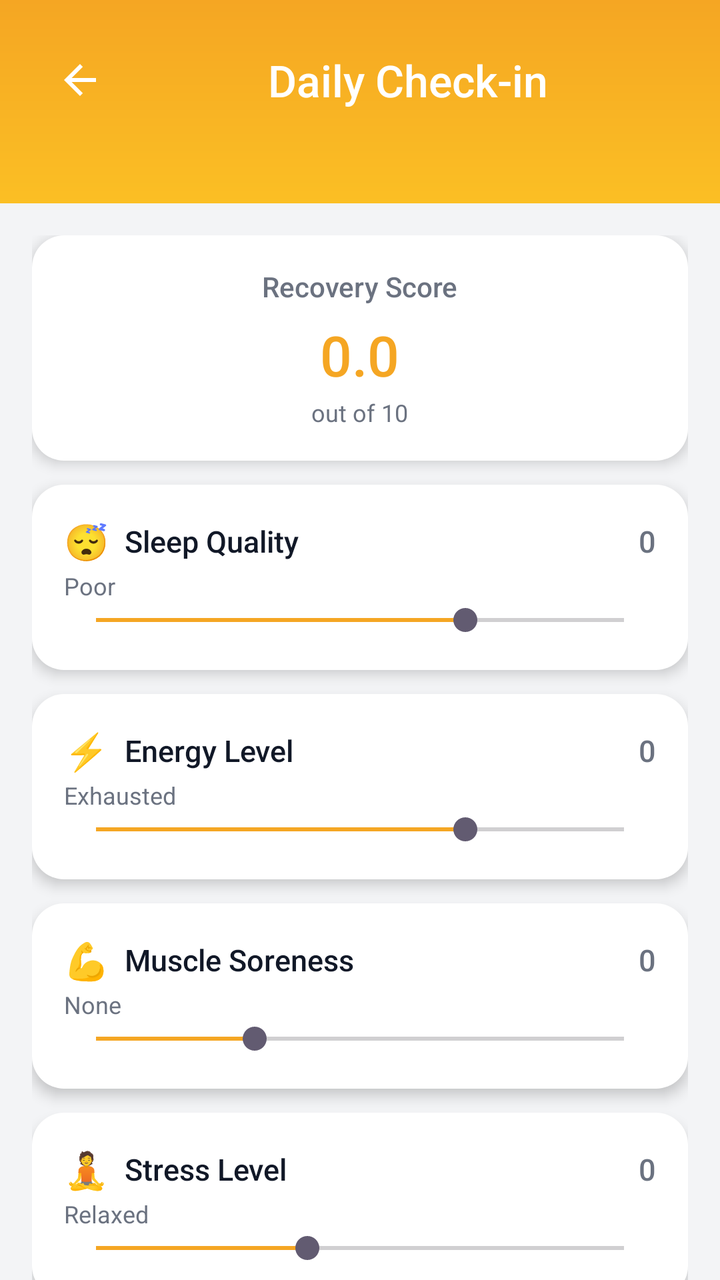
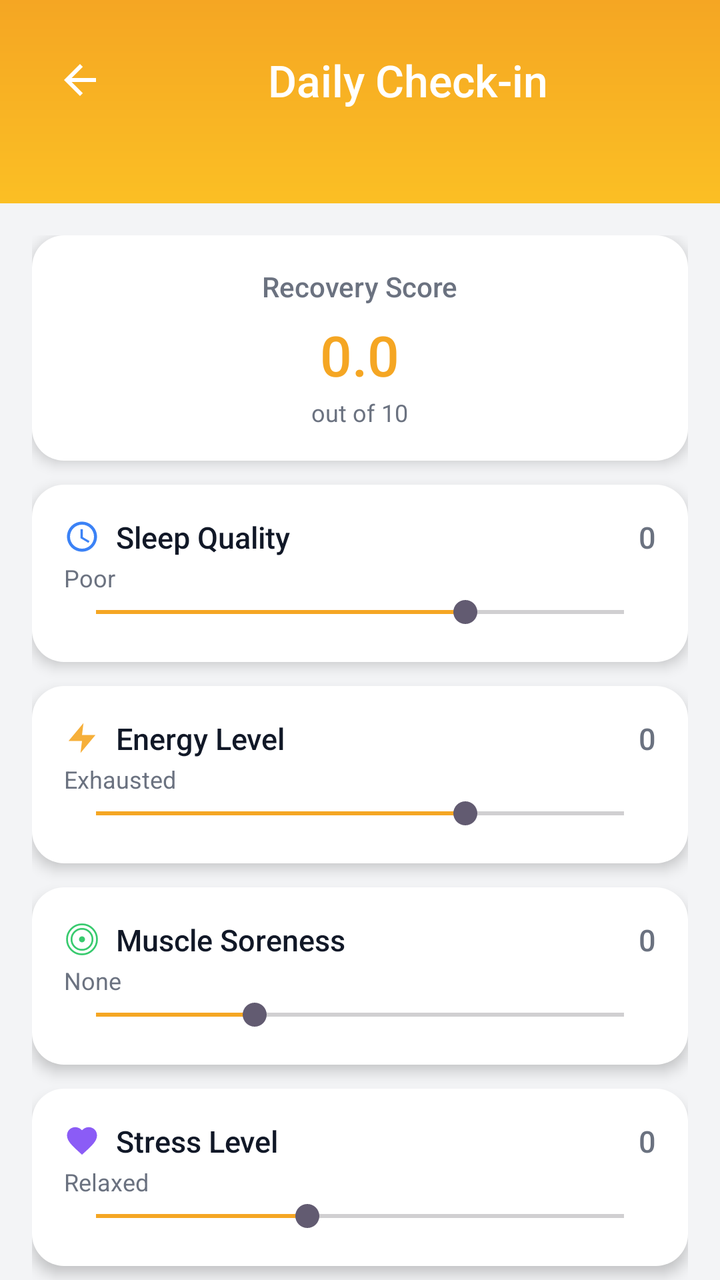

Screens rendered from an Android XML layout before and after an edit, with the pre-edit source and the edit as a unified diff.
<!-- AndroidManifest.xml: application theme Theme.GAACOMPASS -->
<!-- res/layout/activity_daily_checkin.xml -->
<?xml version="1.0" encoding="utf-8"?>
<androidx.core.widget.NestedScrollView xmlns:android="http://schemas.android.com/apk/res/android"
    xmlns:app="http://schemas.android.com/apk/res-auto"
    xmlns:tools="http://schemas.android.com/tools"
    android:id="@+id/scroll"
    android:layout_width="match_parent"
    android:layout_height="match_parent"
    android:background="@color/background_light"
    android:fillViewport="true"
    tools:context=".DailyCheckInActivity">

    <LinearLayout
        android:layout_width="match_parent"
        android:layout_height="wrap_content"
        android:orientation="vertical">

        <LinearLayout
            android:id="@+id/header"
            android:layout_width="match_parent"
            android:layout_height="wrap_content"
            android:background="@drawable/bg_header_gradient"
            android:orientation="vertical"
            android:paddingStart="16dp"
            android:paddingEnd="16dp"
            android:paddingTop="16dp"
            android:paddingBottom="16dp">

            <LinearLayout
                android:layout_width="match_parent"
                android:layout_height="wrap_content"
                android:orientation="horizontal"
                android:gravity="center_vertical">

                <ImageButton
                    android:id="@+id/btn_back"
                    android:layout_width="48dp"
                    android:layout_height="48dp"
                    android:background="?attr/selectableItemBackgroundBorderless"
                    android:contentDescription="@string/back"
                    android:padding="12dp"
                    android:src="@drawable/ic_arrow_back"
                    app:tint="@color/on_header" />

                <TextView
                    android:id="@+id/header_title"
                    android:layout_width="0dp"
                    android:layout_height="wrap_content"
                    android:layout_weight="1"
                    android:gravity="center"
                    android:text="@string/daily_checkin"
                    android:textColor="@color/on_header"
                    android:textSize="22sp"
                    android:fontFamily="sans-serif-medium" />
            </LinearLayout>

            <TextView
                android:id="@+id/txt_date"
                android:layout_width="wrap_content"
                android:layout_height="wrap_content"
                android:layout_marginTop="4dp"
                android:alpha="0.95"
                android:textColor="@color/on_header"
                android:textSize="13sp" />
        </LinearLayout>

        <LinearLayout
            android:layout_width="match_parent"
            android:layout_height="wrap_content"
            android:orientation="vertical"
            android:paddingStart="16dp"
            android:paddingEnd="16dp"
            android:paddingTop="16dp">

            <FrameLayout
                android:id="@+id/card_recovery"
                android:layout_width="match_parent"
                android:layout_height="wrap_content"
                android:background="@drawable/bg_card_white"
                android:elevation="4dp">

                <LinearLayout
                    android:layout_width="match_parent"
                    android:layout_height="wrap_content"
                    android:orientation="vertical"
                    android:padding="16dp"
                    android:gravity="center_horizontal">

                    <TextView
                        android:id="@+id/txt_recovery_label"
                        android:layout_width="wrap_content"
                        android:layout_height="wrap_content"
                        android:text="@string/recovery_score_label"
                        android:textColor="@color/text_secondary"
                        android:textSize="14sp"
                        android:fontFamily="sans-serif-medium"
                        android:layout_gravity="center_horizontal" />

                    <TextView
                        android:id="@+id/txt_recovery_value"
                        android:layout_width="wrap_content"
                        android:layout_height="wrap_content"
                        android:text="0.0"
                        android:textColor="@color/accent_orange"
                        android:textSize="28sp"
                        android:fontFamily="sans-serif-medium"
                        android:layout_gravity="center_horizontal"
                        android:layout_marginTop="6dp" />

                    <TextView
                        android:id="@+id/txt_recovery_out_of"
                        android:layout_width="wrap_content"
                        android:layout_height="wrap_content"
                        android:text="@string/out_of_10"
                        android:textColor="@color/text_secondary"
                        android:textSize="12sp"
                        android:layout_gravity="center_horizontal"
                        android:layout_marginTop="2dp" />
                </LinearLayout>
            </FrameLayout>

            <FrameLayout
                android:id="@+id/card_sleep"
                android:layout_width="match_parent"
                android:layout_height="wrap_content"
                android:layout_marginTop="12dp"
                android:background="@drawable/bg_card_white"
                android:elevation="4dp">

                <LinearLayout
                    android:layout_width="match_parent"
                    android:layout_height="wrap_content"
                    android:orientation="vertical"
                    android:padding="16dp">

                    <LinearLayout
                        android:layout_width="match_parent"
                        android:layout_height="wrap_content"
                        android:orientation="horizontal"
                        android:gravity="center_vertical">

                        <TextView
                            android:id="@+id/txt_emoji_sleep"
                            android:layout_width="wrap_content"
                            android:layout_height="wrap_content"
                            android:text="😴"
                            android:textSize="18sp" />

                        <TextView
                            android:id="@+id/txt_sleep_title"
                            android:layout_width="0dp"
                            android:layout_height="wrap_content"
                            android:layout_weight="1"
                            android:text="@string/sleep_quality"
                            android:textColor="@color/text_primary"
                            android:textSize="15sp"
                            android:fontFamily="sans-serif-medium"
                            android:layout_marginStart="8dp" />

                        <TextView
                            android:id="@+id/txt_sleep_value"
                            android:layout_width="wrap_content"
                            android:layout_height="wrap_content"
                            android:text="0"
                            android:textColor="@color/text_secondary"
                            android:textSize="15sp"
                            android:fontFamily="sans-serif-medium" />
                    </LinearLayout>

                    <TextView
                        android:id="@+id/txt_sleep_label"
                        android:layout_width="wrap_content"
                        android:layout_height="wrap_content"
                        android:text="Poor"
                        android:textColor="@color/text_secondary"
                        android:textSize="12sp"
                        android:layout_marginTop="2dp" />

                    <SeekBar
                        android:id="@+id/seek_sleep"
                        android:layout_width="match_parent"
                        android:layout_height="wrap_content"
                        android:max="10"
                        android:progress="7"
                        android:progressTint="@color/accent_orange" />
                </LinearLayout>
            </FrameLayout>

            <FrameLayout
                android:id="@+id/card_energy"
                android:layout_width="match_parent"
                android:layout_height="wrap_content"
                android:layout_marginTop="12dp"
                android:background="@drawable/bg_card_white"
                android:elevation="4dp">

                <LinearLayout
                    android:layout_width="match_parent"
                    android:layout_height="wrap_content"
                    android:orientation="vertical"
                    android:padding="16dp">

                    <LinearLayout
                        android:layout_width="match_parent"
                        android:layout_height="wrap_content"
                        android:orientation="horizontal"
                        android:gravity="center_vertical">

                        <TextView
                            android:layout_width="wrap_content"
                            android:layout_height="wrap_content"
                            android:text="⚡"
                            android:textSize="18sp" />

                        <TextView
                            android:id="@+id/txt_energy_title"
                            android:layout_width="0dp"
                            android:layout_height="wrap_content"
                            android:layout_weight="1"
                            android:text="@string/energy_level"
                            android:textColor="@color/text_primary"
                            android:textSize="15sp"
                            android:fontFamily="sans-serif-medium"
                            android:layout_marginStart="8dp" />

                        <TextView
                            android:id="@+id/txt_energy_value"
                            android:layout_width="wrap_content"
                            android:layout_height="wrap_content"
                            android:text="0"
                            android:textColor="@color/text_secondary"
                            android:textSize="15sp"
                            android:fontFamily="sans-serif-medium" />
                    </LinearLayout>

                    <TextView
                        android:id="@+id/txt_energy_label"
                        android:layout_width="wrap_content"
                        android:layout_height="wrap_content"
                        android:text="Exhausted"
                        android:textColor="@color/text_secondary"
                        android:textSize="12sp"
                        android:layout_marginTop="2dp" />

                    <SeekBar
                        android:id="@+id/seek_energy"
                        android:layout_width="match_parent"
                        android:layout_height="wrap_content"
                        android:max="10"
                        android:progress="7"
                        android:progressTint="@color/accent_orange" />
                </LinearLayout>
            </FrameLayout>

            <FrameLayout
                android:id="@+id/card_soreness"
                android:layout_width="match_parent"
                android:layout_height="wrap_content"
                android:layout_marginTop="12dp"
                android:background="@drawable/bg_card_white"
                android:elevation="4dp">

                <LinearLayout
                    android:layout_width="match_parent"
                    android:layout_height="wrap_content"
                    android:orientation="vertical"
                    android:padding="16dp">

                    <LinearLayout
                        android:layout_width="match_parent"
                        android:layout_height="wrap_content"
                        android:orientation="horizontal"
                        android:gravity="center_vertical">

                        <TextView
                            android:layout_width="wrap_content"
                            android:layout_height="wrap_content"
                            android:text="💪"
                            android:textSize="18sp" />

                        <TextView
                            android:id="@+id/txt_soreness_title"
                            android:layout_width="0dp"
                            android:layout_height="wrap_content"
                            android:layout_weight="1"
                            android:text="@string/muscle_soreness"
                            android:textColor="@color/text_primary"
                            android:textSize="15sp"
                            android:fontFamily="sans-serif-medium"
                            android:layout_marginStart="8dp" />

                        <TextView
                            android:id="@+id/txt_soreness_value"
                            android:layout_width="wrap_content"
                            android:layout_height="wrap_content"
                            android:text="0"
                            android:textColor="@color/text_secondary"
                            android:textSize="15sp"
                            android:fontFamily="sans-serif-medium" />
                    </LinearLayout>

                    <TextView
                        android:id="@+id/txt_soreness_label"
                        android:layout_width="wrap_content"
                        android:layout_height="wrap_content"
                        android:text="None"
                        android:textColor="@color/text_secondary"
                        android:textSize="12sp"
                        android:layout_marginTop="2dp" />

                    <SeekBar
                        android:id="@+id/seek_soreness"
                        android:layout_width="match_parent"
                        android:layout_height="wrap_content"
                        android:max="10"
                        android:progress="3"
                        android:progressTint="@color/accent_orange" />
                </LinearLayout>
            </FrameLayout>

            <FrameLayout
                android:id="@+id/card_stress"
                android:layout_width="match_parent"
                android:layout_height="wrap_content"
                android:layout_marginTop="12dp"
                android:background="@drawable/bg_card_white"
                android:elevation="4dp">

                <LinearLayout
                    android:layout_width="match_parent"
                    android:layout_height="wrap_content"
                    android:orientation="vertical"
                    android:padding="16dp">

                    <LinearLayout
                        android:layout_width="match_parent"
                        android:layout_height="wrap_content"
                        android:orientation="horizontal"
                        android:gravity="center_vertical">

                        <TextView
                            android:layout_width="wrap_content"
                            android:layout_height="wrap_content"
                            android:text="🧘"
                            android:textSize="18sp" />

                        <TextView
                            android:id="@+id/txt_stress_title"
                            android:layout_width="0dp"
                            android:layout_height="wrap_content"
                            android:layout_weight="1"
                            android:text="@string/stress_level"
                            android:textColor="@color/text_primary"
                            android:textSize="15sp"
                            android:fontFamily="sans-serif-medium"
                            android:layout_marginStart="8dp" />

                        <TextView
                            android:id="@+id/txt_stress_value"
                            android:layout_width="wrap_content"
                            android:layout_height="wrap_content"
                            android:text="0"
                            android:textColor="@color/text_secondary"
                            android:textSize="15sp"
                            android:fontFamily="sans-serif-medium" />
                    </LinearLayout>

                    <TextView
                        android:id="@+id/txt_stress_label"
                        android:layout_width="wrap_content"
                        android:layout_height="wrap_content"
                        android:text="Relaxed"
                        android:textColor="@color/text_secondary"
                        android:textSize="12sp"
                        android:layout_marginTop="2dp" />

                    <SeekBar
                        android:id="@+id/seek_stress"
                        android:layout_width="match_parent"
                        android:layout_height="wrap_content"
                        android:max="10"
                        android:progress="4"
                        android:progressTint="@color/accent_orange" />
                </LinearLayout>
            </FrameLayout>

            <FrameLayout
                android:id="@+id/card_rpe"
                android:layout_width="match_parent"
                android:layout_height="wrap_content"
                android:layout_marginTop="12dp"
                android:background="@drawable/bg_card_white"
                android:elevation="4dp">

                <LinearLayout
                    android:layout_width="match_parent"
                    android:layout_height="wrap_content"
                    android:orientation="vertical"
                    android:padding="16dp">

                    <LinearLayout
                        android:layout_width="match_parent"
                        android:layout_height="wrap_content"
                        android:orientation="horizontal"
                        android:gravity="center_vertical">

                        <TextView
                            android:layout_width="wrap_content"
                            android:layout_height="wrap_content"
                            android:text="🏃"
                            android:textSize="18sp" />

                        <TextView
                            android:id="@+id/txt_rpe_title"
                            android:layout_width="0dp"
                            android:layout_height="wrap_content"
                            android:layout_weight="1"
                            android:text="@string/rpe_yesterday"
                            android:textColor="@color/text_primary"
                            android:textSize="15sp"
                            android:fontFamily="sans-serif-medium"
                            android:layout_marginStart="8dp" />

                        <TextView
                            android:id="@+id/txt_rpe_value"
                            android:layout_width="wrap_content"
                            android:layout_height="wrap_content"
                            android:text="0"
                            android:textColor="@color/text_secondary"
                            android:textSize="15sp"
                            android:fontFamily="sans-serif-medium" />
                    </LinearLayout>

                    <TextView
                        android:id="@+id/txt_rpe_label"
                        android:layout_width="wrap_content"
                        android:layout_height="wrap_content"
                        android:text="Easy"
                        android:textColor="@color/text_secondary"
                        android:textSize="12sp"
                        android:layout_marginTop="2dp" />

                    <SeekBar
                        android:id="@+id/seek_rpe"
                        android:layout_width="match_parent"
                        android:layout_height="wrap_content"
                        android:max="10"
                        android:progress="5"
                        android:progressTint="@color/accent_orange" />
                </LinearLayout>
            </FrameLayout>

            <TextView
                android:id="@+id/txt_recommendation"
                android:layout_width="match_parent"
                android:layout_height="wrap_content"
                android:layout_marginTop="12dp"
                android:text="@string/recommendation_placeholder"
                android:textColor="@color/text_secondary"
                android:textSize="13sp"
                android:lineSpacingExtra="3dp"
                android:paddingBottom="12dp" />

            <FrameLayout
                android:id="@+id/btn_save_checkin"
                android:layout_width="match_parent"
                android:layout_height="56dp"
                android:layout_marginBottom="24dp"
                android:background="@drawable/bg_btn_orange"
                android:elevation="4dp"
                android:clickable="true"
                android:focusable="true">

                <LinearLayout
                    android:layout_width="match_parent"
                    android:layout_height="match_parent"
                    android:gravity="center"
                    android:orientation="horizontal">

                    <ImageView
                        android:layout_width="20dp"
                        android:layout_height="20dp"
                        android:src="@drawable/ic_check"
                        app:tint="@color/on_header"
                        android:layout_marginEnd="10dp" />

                    <TextView
                        android:layout_width="wrap_content"
                        android:layout_height="wrap_content"
                        android:text="@string/save_checkin"
                        android:textColor="@color/on_header"
                        android:textSize="16sp"
                        android:fontFamily="sans-serif-medium" />
                </LinearLayout>
            </FrameLayout>
        </LinearLayout>
    </LinearLayout>
</androidx.core.widget.NestedScrollView>
<!-- resources referenced by this layout -->
<resources>
  <color name="accent_orange">#F5A623</color>
  <color name="background_light">#F3F4F6</color>
  <color name="on_header">#FFFFFFFF</color>
  <color name="text_primary">#111827</color>
  <color name="text_secondary">#6B7280</color>
  <string name="back">Back</string>
  <string name="daily_checkin">Daily Check-in</string>
  <string name="energy_level">Energy Level</string>
  <string name="muscle_soreness">Muscle Soreness</string>
  <string name="out_of_10">out of 10</string>
  <string name="recommendation_placeholder">Good recovery. Moderate training recommended.</string>
  <string name="recovery_score_label">Recovery Score</string>
  <string name="rpe_yesterday">RPE (Yesterday)</string>
  <string name="save_checkin">Save Check-in</string>
  <string name="sleep_quality">Sleep Quality</string>
  <string name="stress_level">Stress Level</string>
  <style name="Theme.GAACOMPASS" parent="Base.Theme.GAACOMPASS" />
  <color name="card_background">#FFFFFF</color>
  <color name="accent_blue">#3B82F6</color>
  <color name="header_primary">#FFE65C0D</color>
  <color name="surface_light">#F3F4F6</color>
  <!-- unchanged entries left out for length: 6 -->
</resources>

<!-- the commit's change to res/layout/activity_daily_checkin.xml (unified diff, before → after) -->
@@ -138,12 +138,12 @@
                         android:orientation="horizontal"
                         android:gravity="center_vertical">
 
-                        <TextView
+                        <ImageView
                             android:id="@+id/txt_emoji_sleep"
-                            android:layout_width="wrap_content"
-                            android:layout_height="wrap_content"
-                            android:text="😴"
-                            android:textSize="18sp" />
+                            android:layout_width="18dp"
+                            android:layout_height="18dp"
+                            android:src="@drawable/ic_clock"
+                            app:tint="@color/accent_blue" />
 
                         <TextView
                             android:id="@+id/txt_sleep_title"
@@ -205,11 +205,11 @@
                         android:orientation="horizontal"
                         android:gravity="center_vertical">
 
-                        <TextView
-                            android:layout_width="wrap_content"
-                            android:layout_height="wrap_content"
-                            android:text="⚡"
-                            android:textSize="18sp" />
+                        <ImageView
+                            android:layout_width="18dp"
+                            android:layout_height="18dp"
+                            android:src="@drawable/ic_lightning"
+                            app:tint="@color/accent_orange" />
 
                         <TextView
                             android:id="@+id/txt_energy_title"
@@ -271,11 +271,11 @@
                         android:orientation="horizontal"
                         android:gravity="center_vertical">
 
-                        <TextView
-                            android:layout_width="wrap_content"
-                            android:layout_height="wrap_content"
-                            android:text="💪"
-                            android:textSize="18sp" />
+                        <ImageView
+                            android:layout_width="18dp"
+                            android:layout_height="18dp"
+                            android:src="@drawable/ic_target"
+                            app:tint="@color/accent_green" />
 
                         <TextView
                             android:id="@+id/txt_soreness_title"
@@ -337,11 +337,11 @@
                         android:orientation="horizontal"
                         android:gravity="center_vertical">
 
-                        <TextView
-                            android:layout_width="wrap_content"
-                            android:layout_height="wrap_content"
-                            android:text="🧘"
-                            android:textSize="18sp" />
+                        <ImageView
+                            android:layout_width="18dp"
+                            android:layout_height="18dp"
+                            android:src="@drawable/ic_heart"
+                            app:tint="@color/accent_purple" />
 
                         <TextView
                             android:id="@+id/txt_stress_title"
@@ -403,11 +403,11 @@
                         android:orientation="horizontal"
                         android:gravity="center_vertical">
 
-                        <TextView
-                            android:layout_width="wrap_content"
-                            android:layout_height="wrap_content"
-                            android:text="🏃"
-                            android:textSize="18sp" />
+                        <ImageView
+                            android:layout_width="18dp"
+                            android:layout_height="18dp"
+                            android:src="@drawable/ic_trending_up"
+                            app:tint="@color/accent_blue" />
 
                         <TextView
                             android:id="@+id/txt_rpe_title"
@@ -454,7 +454,7 @@
                 android:layout_width="match_parent"
                 android:layout_height="wrap_content"
                 android:layout_marginTop="12dp"
-                android:text="@string/recommendation_placeholder"
+                android:text="@string/recommendation_excellent"
                 android:textColor="@color/text_secondary"
                 android:textSize="13sp"
                 android:lineSpacingExtra="3dp"
<!-- resource entries referenced after the edit -->
@@ -1,16 +1,82 @@
 <!-- resources referenced by this layout -->
 <resources>
   <color name="accent_orange">#F5A623</color>
+  <color name="accent_purple">#8B5CF6</color>
   <color name="background_light">#F3F4F6</color>
   <color name="on_header">#FFFFFFFF</color>
   <color name="text_primary">#111827</color>
   <color name="text_secondary">#6B7280</color>
+  <!-- drawable ic_clock (drawable) -->
+  <?xml version="1.0" encoding="utf-8"?>
+  <vector xmlns:android="http://schemas.android.com/apk/res/android"
+      android:width="18dp"
+      android:height="18dp"
+      android:viewportWidth="24"
+      android:viewportHeight="24">
+      <path
+          android:fillColor="#6B7280"
+          android:pathData="M11.99,2C6.47,2 2,6.48 2,12s4.47,10 9.99,10C17.52,22 22,17.52 22,12S17.52,2 11.99,2zM12,20c-4.42,0 -8,-3.58 -8,-8s3.58,-8 8,-8 8,3.58 8,8 -3.58,8 -8,8zM12.5,7H11v6l5.25,3.15 0.75,-1.23 -4.5,-2.67z" />
+  </vector>
+  <!-- drawable ic_heart (drawable) -->
+  <?xml version="1.0" encoding="utf-8"?>
+  <vector xmlns:android="http://schemas.android.com/apk/res/android"
+      android:width="24dp"
+      android:height="24dp"
+      android:viewportWidth="24"
+      android:viewportHeight="24">
+      <path
+          android:fillColor="@color/text_primary"
+          android:pathData="M12,21.35l-1.45,-1.32C5.4,15.36 2,12.28 2,8.5 2,5.42 4.42,3 7.5,3c1.74,0 3.41,0.81 4.5,2.09C13.09,3.81 14.76,3 16.5,3 19.58,3 22,5.42 22,8.5c0,3.78 -3.4,6.86 -8.55,11.54L12,21.35z" />
+  </vector>
+  <!-- drawable ic_lightning (drawable) -->
+  <?xml version="1.0" encoding="utf-8"?>
+  <vector xmlns:android="http://schemas.android.com/apk/res/android"
+      android:width="24dp"
+      android:height="24dp"
+      android:viewportWidth="24"
+      android:viewportHeight="24">
+      <path
+          android:fillColor="#E6000000"
+          android:pathData="M13,2L3,14h9l-1,8 10,-12h-9L13,2z" />
+  </vector>
+  <!-- drawable ic_target (drawable) -->
+  <?xml version="1.0" encoding="utf-8"?>
+  <vector xmlns:android="http://schemas.android.com/apk/res/android"
+      android:width="24dp"
+      android:height="24dp"
+      android:viewportWidth="24"
+      android:viewportHeight="24">
+      <path
+          android:fillColor="#00000000"
+          android:strokeColor="#E6000000"
+          android:strokeWidth="1.2"
+          android:pathData="M12,2 A10,10 0 0,1 22,12 A10,10 0 0,1 12,22 A10,10 0 0,1 2,12 A10,10 0 0,1 12,2" />
+      <path
+          android:fillColor="#00000000"
+          android:strokeColor="#E6000000"
+          android:strokeWidth="1.2"
+          android:pathData="M12,5 A7,7 0 0,1 19,12 A7,7 0 0,1 12,19 A7,7 0 0,1 5,12 A7,7 0 0,1 12,5" />
+      <path
+          android:fillColor="#E6000000"
+          android:pathData="M12,12 m-2,0 a2,2 0,1 1,4 0 a2,2 0,1 1,-4 0" />
+  </vector>
+  <!-- drawable ic_trending_up (drawable) -->
+  <?xml version="1.0" encoding="utf-8"?>
+  <vector xmlns:android="http://schemas.android.com/apk/res/android"
+      android:width="24dp"
+      android:height="24dp"
+      android:viewportWidth="24"
+      android:viewportHeight="24">
+      <path
+          android:fillColor="@color/text_primary"
+          android:pathData="M16,6l2.29,2.29 -4.88,4.88 -4,-4L2,16.59 3.41,18l6,-6 4,4 6.3,-6.29L22,12V6h-6z" />
+  </vector>
   <string name="back">Back</string>
   <string name="daily_checkin">Daily Check-in</string>
   <string name="energy_level">Energy Level</string>
   <string name="muscle_soreness">Muscle Soreness</string>
   <string name="out_of_10">out of 10</string>
-  <string name="recommendation_placeholder">Good recovery. Moderate training recommended.</string>
+  <string name="recommendation_excellent">Good recovery. Moderate training recommended.</string>
   <string name="recovery_score_label">Recovery Score</string>
   <string name="rpe_yesterday">RPE (Yesterday)</string>
   <string name="save_checkin">Save Check-in</string>
@@ -19,6 +85,7 @@
   <style name="Theme.GAACOMPASS" parent="Base.Theme.GAACOMPASS" />
   <color name="card_background">#FFFFFF</color>
   <color name="accent_blue">#3B82F6</color>
+  <color name="accent_green">#22C55E</color>
   <color name="header_primary">#FFE65C0D</color>
   <color name="surface_light">#F3F4F6</color>
   <!-- unchanged entries left out for length: 6 -->
